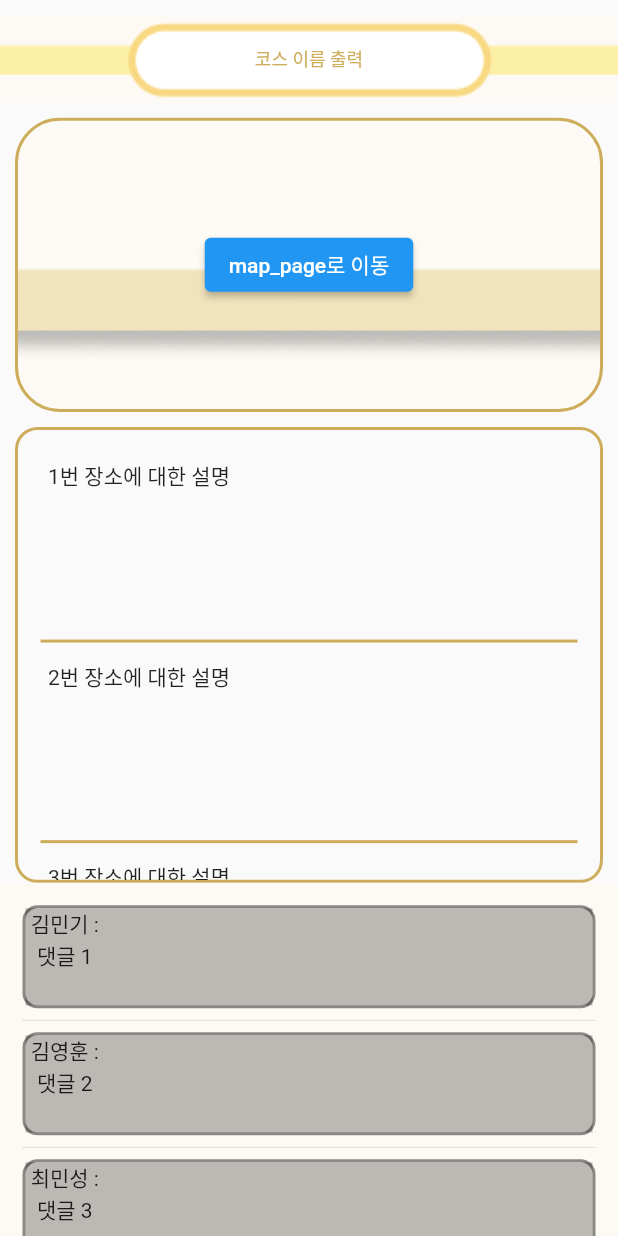
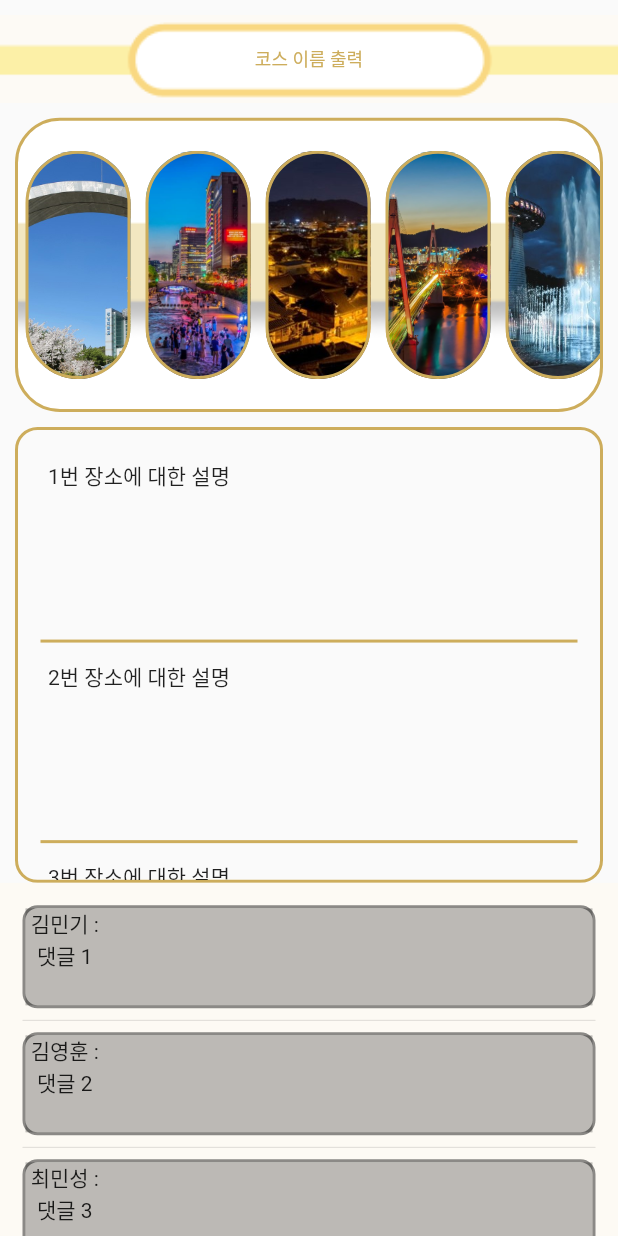
Before and after one commit to TeamStamp/Stamp_Frontend, a Flutter app: the coursepage screen opened directly, on a phone screen of 412 x 824 dp. Run offline on Flutter 3.47's test engine with Material 2 defaults, Android fonts, the phone set to English and light mode, and no system bars; our stand-ins replace google_maps_flutter.

Commit message:
23.05.12 course_page UI 완성

```diff
--- a/lib/course_page.dart
+++ b/lib/course_page.dart
@@ -58,17 +58,136 @@ class _coursepageState extends State<coursepage> {
                         image: AssetImage('images/course_page.image02.png')
                     )
                 ),
-                child: Center(
-                  child: ElevatedButton(
-                    child: Text('map_page로 이동'),
-                    onPressed: () {
-                      Navigator.push(
-                        context,
-                        MaterialPageRoute(builder: (context) => mappage()),
-                      );
-                    },
+                child: Container(
+                  width: double.infinity,
+                  height: double.infinity,
+                  margin: EdgeInsets.fromLTRB(0, 20, 0, 20),
+                  child: ListView(
+                    scrollDirection: Axis.horizontal,
+                    children: [
+                      InkWell(
+                        child:  Container(
+                          margin: EdgeInsets.fromLTRB(5, 0, 5, 0),
+                          width: 70,
+                          decoration: BoxDecoration(
+                            borderRadius: BorderRadius.circular(35),
+                            border: Border.all(color: Color(0xffCDAD5C), width: 2),
+                            image: DecorationImage(
+                              fit: BoxFit.cover,
+                              image: AssetImage('images/place1.jpg')
+                            )
+                          ),
+                        ),
+                        onTap: () {
+                          Navigator.push(
+                            context,
+                            MaterialPageRoute(builder: (context) => mappage())
+                          );
+                        },
+                      ),
+                      InkWell(
+                        child:  Container(
+                          margin: EdgeInsets.fromLTRB(5, 0, 5, 0),
+                          width: 70,
+                          decoration: BoxDecoration(
+                              borderRadius: BorderRadius.circular(35),
+                              border: Border.all(color: Color(0xffCDAD5C), width: 2),
+                              image: DecorationImage(
+                                  fit: BoxFit.cover,
+                                  image: AssetImage('images/place2.jpg')
+                              )
+                          ),
+                        ),
+                        onTap: () {
+                          Navigator.push(
+                              context,
+                              MaterialPageRoute(builder: (context) => mappage())
+                          );
+                        },
+                      ),
+                      InkWell(
+                        child:  Container(
+                          margin: EdgeInsets.fromLTRB(5, 0, 5, 0),
+                          width: 70,
+                          decoration: BoxDecoration(
+                              borderRadius: BorderRadius.circular(35),
+                              border: Border.all(color: Color(0xffCDAD5C), width: 2),
+                              image: DecorationImage(
+                                  fit: BoxFit.cover,
+                                  image: AssetImage('images/place3.jpg')
+                              )
+                          ),
+                        ),
+                        onTap: () {
+                          Navigator.push(
+                              context,
+                              MaterialPageRoute(builder: (context) => mappage())
+                          );
+                        },
+                      ),
+                      InkWell(
+                        child:  Container(
+                          margin: EdgeInsets.fromLTRB(5, 0, 5, 0),
+                          width: 70,
+                          decoration: BoxDecoration(
+                              borderRadius: BorderRadius.circular(35),
+                              border: Border.all(color: Color(0xffCDAD5C), width: 2),
+                              image: DecorationImage(
+                                  fit: BoxFit.cover,
+                                  image: AssetImage('images/place4.jpg')
+                              )
+                          ),
+                        ),
+                        onTap: () {
+                          Navigator.push(
+                              context,
+                              MaterialPageRoute(builder: (context) => mappage())
+                          );
+                        },
+                      ),
+                      InkWell(
+                        child:  Container(
+                          margin: EdgeInsets.fromLTRB(5, 0, 5, 0),
+                          width: 70,
+                          decoration: BoxDecoration(
+                              borderRadius: BorderRadius.circular(35),
+                              border: Border.all(color: Color(0xffCDAD5C), width: 2),
+                              image: DecorationImage(
+                                  fit: BoxFit.cover,
+                                  image: AssetImage('images/place5.jpg')
+                              )
+                          ),
+                        ),
+                        onTap: () {
+                          Navigator.push(
+                              context,
+                              MaterialPageRoute(builder: (context) => mappage())
+                          );
+                        },
+                      ),
+                      InkWell(
+                        child:  Container(
+                          margin: EdgeInsets.fromLTRB(5, 0, 5, 0),
+                          width: 70,
+                          decoration: BoxDecoration(
+                              borderRadius: BorderRadius.circular(35),
+                              border: Border.all(color: Color(0xffCDAD5C), width: 2),
+                              image: DecorationImage(
+                                  fit: BoxFit.cover,
+                                  image: AssetImage('images/place6.png')
+                              )
+                          ),
+                        ),
+                        onTap: () {
+                          Navigator.push(
+                              context,
+                              MaterialPageRoute(builder: (context) => mappage())
+                          );
+                        },
+                      ),
+                    ],
                   ),
-                ),
+                )
               ),
               flex: 5
           ),
```
Also changed, not shown: images/course_page.image02.png.
